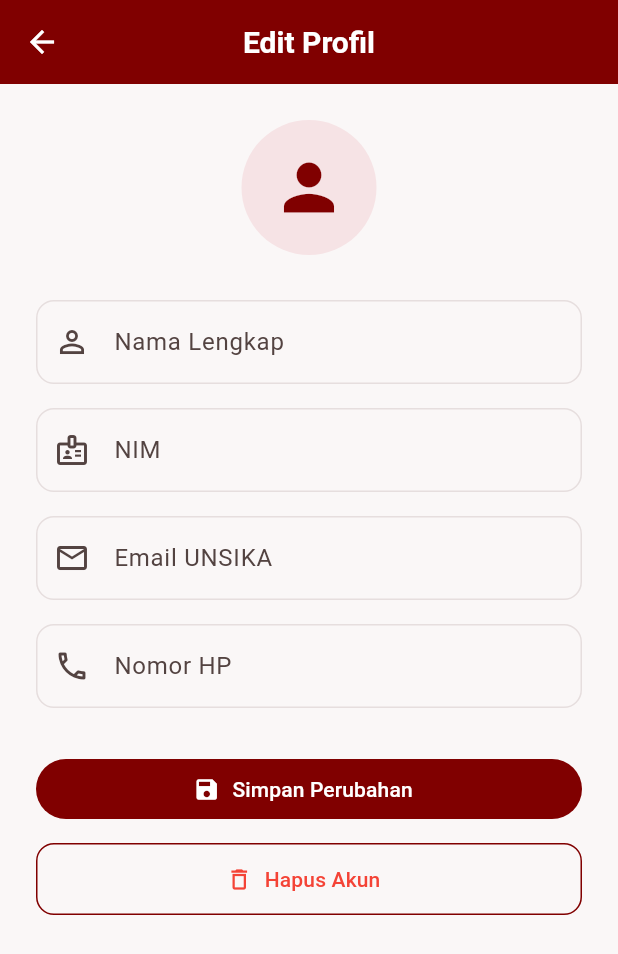
After one commit to raikamaulana/PojokKantin, a Flutter app: the ProfilPage screen opened by its route, after a tap on "Edit Profil", on a phone screen of 412 x 824 dp. The commit adds this screen. Shown: the top 954 px of the screen. Run offline on Flutter 3.47's test engine with Material 3 defaults, Android fonts, the phone set to English and light mode, and no system bars.

Commit message:
update feat/auth
add data_diri_page.dart,
add edit_profil_page.dart
add profil_page.dart
update login_page.dart
update onboarding.dart
update splash.dart
update auth_routes.dart

```diff
--- a/lib/features/auth/auth_routes.dart
+++ b/lib/features/auth/auth_routes.dart
@@ -1,10 +1,14 @@
 import 'package:flutter/material.dart';
+import 'package:pojokkantin/features/auth/edit_profil_page.dart';
+import 'package:pojokkantin/features/auth/profil_page.dart';
 import '../../core/route_names.dart';
 import '../../shared/placeholder_page.dart';
 import 'splash_page.dart';
 import 'onboarding_page.dart';
 import 'login_page.dart';
 import 'register_page.dart';
+import 'data_diri_page.dart';
+import 'profil_page.dart';
 
 class AuthRoutes {
   AuthRoutes._();
@@ -12,19 +16,16 @@ class AuthRoutes {
   static Map<String, WidgetBuilder> get routes => {
     AppRoutes.splash: (context) => const SplashPage(),
 
-    AppRoutes.onboarding: (context) =>
-        const PlaceholderPage(title: 'Onboarding'),
+    AppRoutes.onboarding: (context) => const OnboardingPage(),
 
-    AppRoutes.login: (context) => const PlaceholderPage(title: 'Login'),
+    AppRoutes.login: (context) => const LoginPage(),
 
-    AppRoutes.register: (context) => const PlaceholderPage(title: 'Register'),
+    AppRoutes.register: (context) => const RegisterPage(),
 
-    AppRoutes.registerDataDiri: (context) =>
-        const PlaceholderPage(title: 'Form Data Diri'),
+    AppRoutes.registerDataDiri: (context) => const DataDiriPage(),
 
-    AppRoutes.profil: (context) => const PlaceholderPage(title: 'Profil Saya'),
+    AppRoutes.profil: (context) => const ProfilPage(),
 
-    AppRoutes.profilEdit: (context) =>
-        const PlaceholderPage(title: 'Edit Profil'),
+    AppRoutes.profilEdit: (context) => const EditProfilPage(),
   };
 }
--- /dev/null
+++ b/lib/features/auth/edit_profil_page.dart
@@ -0,0 +1,148 @@
+import 'package:flutter/material.dart';
+
+class EditProfilPage extends StatelessWidget {
+  const EditProfilPage({super.key});
+
+  @override
+  Widget build(BuildContext context) {
+    final theme = Theme.of(context);
+
+    return Scaffold(
+      appBar: AppBar(title: const Text('Edit Profil')),
+      body: SafeArea(
+        child: SingleChildScrollView(
+          padding: const EdgeInsets.all(24),
+          child: Column(
+            children: [
+              CircleAvatar(
+                radius: 45,
+                backgroundColor: theme.colorScheme.primaryContainer,
+                child: Icon(
+                  Icons.person,
+                  size: 50,
+                  color: theme.colorScheme.primary,
+                ),
+              ),
+
+              const SizedBox(height: 30),
+
+              TextField(
+                decoration: InputDecoration(
+                  labelText: 'Nama Lengkap',
+                  border: OutlineInputBorder(
+                    borderRadius: BorderRadius.circular(12),
+                  ),
+                  prefixIcon: const Icon(Icons.person_outline),
+                  hintText: 'Rina Maharani',
+                ),
+              ),
+
+              const SizedBox(height: 16),
+
+              TextField(
+                decoration: InputDecoration(
+                  labelText: 'NIM',
+                  border: OutlineInputBorder(
+                    borderRadius: BorderRadius.circular(12),
+                  ),
+                  prefixIcon: const Icon(Icons.badge_outlined),
+                  hintText: '2410631170100',
+                ),
+              ),
+
+              const SizedBox(height: 16),
+
+              TextField(
+                decoration: InputDecoration(
+                  labelText: 'Email UNSIKA',
+                  border: OutlineInputBorder(
+                    borderRadius: BorderRadius.circular(12),
+                  ),
+                  prefixIcon: const Icon(Icons.email_outlined),
+                  hintText: '2410631170100@student.unsika.ac.id',
+                ),
+              ),
+
+              const SizedBox(height: 16),
+
+              TextField(
+                decoration: InputDecoration(
+                  labelText: 'Nomor HP',
+                  border: OutlineInputBorder(
+                    borderRadius: BorderRadius.circular(12),
+                  ),
+                  prefixIcon: const Icon(Icons.phone_outlined),
+                ),
+              ),
+
+              const SizedBox(height: 30),
+
+              SizedBox(
+                width: double.infinity,
+                child: FilledButton.icon(
+                  icon: const Icon(Icons.save),
+                  label: const Text('Simpan Perubahan'),
+                  onPressed: () {
+                    ScaffoldMessenger.of(context).showSnackBar(
+                      const SnackBar(
+                        content: Text('Perubahan berhasil disimpan (simulasi)'),
+                      ),
+                    );
+
+                    Navigator.pop(context);
+                  },
+                ),
+              ),
+
+              const SizedBox(height: 12),
+
+              SizedBox(
+                width: double.infinity,
+                child: OutlinedButton.icon(
+                  icon: const Icon(Icons.delete_outline),
+                  label: const Text('Hapus Akun'),
+                  style: OutlinedButton.styleFrom(foregroundColor: Colors.red),
+                  onPressed: () {
+                    showDialog(
+                      context: context,
+                      builder: (context) {
+                        return AlertDialog(
+                          title: const Text('Hapus Akun'),
+                          content: const Text(
+                            'Apakah Anda yakin ingin menghapus akun?\n\nIni hanya simulasi UI.',
+                          ),
+                          actions: [
+                            TextButton(
+                              onPressed: () {
+                                Navigator.pop(context);
+                              },
+                              child: const Text('Batal'),
+                            ),
+                            FilledButton(
+                              onPressed: () {
+                                Navigator.pop(context);
+
+                                ScaffoldMessenger.of(context).showSnackBar(
+                                  const SnackBar(
+                                    content: Text(
+                                      'Akun berhasil dihapus (simulasi)',
+                                    ),
+                                  ),
+                                );
+                              },
+                              child: const Text('Hapus'),
+                            ),
+                          ],
+                        );
+                      },
+                    );
+                  },
+                ),
+              ),
+            ],
+          ),
+        ),
+      ),
+    );
+  }
+}
--- /dev/null
+++ b/lib/features/auth/profil_page.dart
@@ -0,0 +1,84 @@
+import 'package:flutter/material.dart';
+
+import '../../core/route_names.dart';
+
+class ProfilPage extends StatelessWidget {
+  const ProfilPage({super.key});
+
+  @override
+  Widget build(BuildContext context) {
+    final theme = Theme.of(context);
+
+    return Scaffold(
+      appBar: AppBar(title: const Text('Profil')),
+      body: SingleChildScrollView(
+        padding: const EdgeInsets.all(24),
+        child: Column(
+          children: [
+            CircleAvatar(
+              radius: 50,
+              backgroundColor: theme.colorScheme.primaryContainer,
+              child: Icon(
+                Icons.person,
+                size: 55,
+                color: theme.colorScheme.primary,
+              ),
+            ),
+
+            const SizedBox(height: 20),
+
+            Text(
+              'Rina Maharani',
+              style: theme.textTheme.headlineSmall?.copyWith(
+                fontWeight: FontWeight.bold,
+              ),
+            ),
+
+            const SizedBox(height: 6),
+
+            Text(
+              '2410631170100@student.unsika.ac.id',
+              style: theme.textTheme.bodyMedium,
+            ),
+
+            const SizedBox(height: 30),
+
+            Card(
+              child: Padding(
+                padding: const EdgeInsets.all(16),
+                child: Column(
+                  children: const [
+                    ListTile(
+                      leading: Icon(Icons.badge_outlined),
+                      title: Text('NIM'),
+                      subtitle: Text('2410631170100'),
+                    ),
+                    Divider(),
+                    ListTile(
+                      leading: Icon(Icons.school_outlined),
+                      title: Text('Status'),
+                      subtitle: Text('Mahasiswa'),
+                    ),
+                  ],
+                ),
+              ),
+            ),
+
+            const SizedBox(height: 30),
+
+            SizedBox(
+              width: double.infinity,
+              child: FilledButton.icon(
+                icon: const Icon(Icons.edit),
+                label: const Text('Edit Profil'),
+                onPressed: () {
+                  Navigator.pushNamed(context, AppRoutes.profilEdit);
+                },
+              ),
+            ),
+          ],
+        ),
+      ),
+    );
+  }
+}
```
Also changed, not shown: lib/features/auth/data_diri_page.dart (added, +96 -0 lines), lib/features/auth/login_page.dart (+96 -0 lines), lib/features/auth/onboarding_page.dart (+71 -0 lines), lib/features/auth/register_page.dart (+84 -0 lines).
